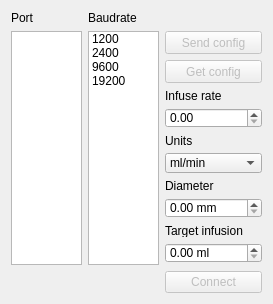
This is WidgetPump.ui in AGuilbault/Microcal as Qt 5 draws it before an edit. The edited form follows.
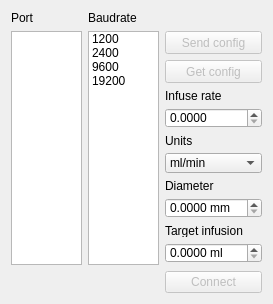
This is the edited form.

Patch:
```diff
--- a/WidgetPump.ui
+++ b/WidgetPump.ui
@@ -79,6 +79,9 @@
      <property name="suffix">
       <string> ml</string>
      </property>
+     <property name="decimals">
+      <number>4</number>
+     </property>
      <property name="maximum">
       <double>1999.000000000000000</double>
      </property>
@@ -143,6 +146,9 @@
      <property name="suffix">
       <string> mm</string>
      </property>
+     <property name="decimals">
+      <number>4</number>
+     </property>
      <property name="maximum">
       <double>1999.000000000000000</double>
      </property>
@@ -156,6 +162,9 @@
        <height>20</height>
       </size>
      </property>
+     <property name="decimals">
+      <number>4</number>
+     </property>
      <property name="maximum">
       <double>1999.000000000000000</double>
      </property>
```
